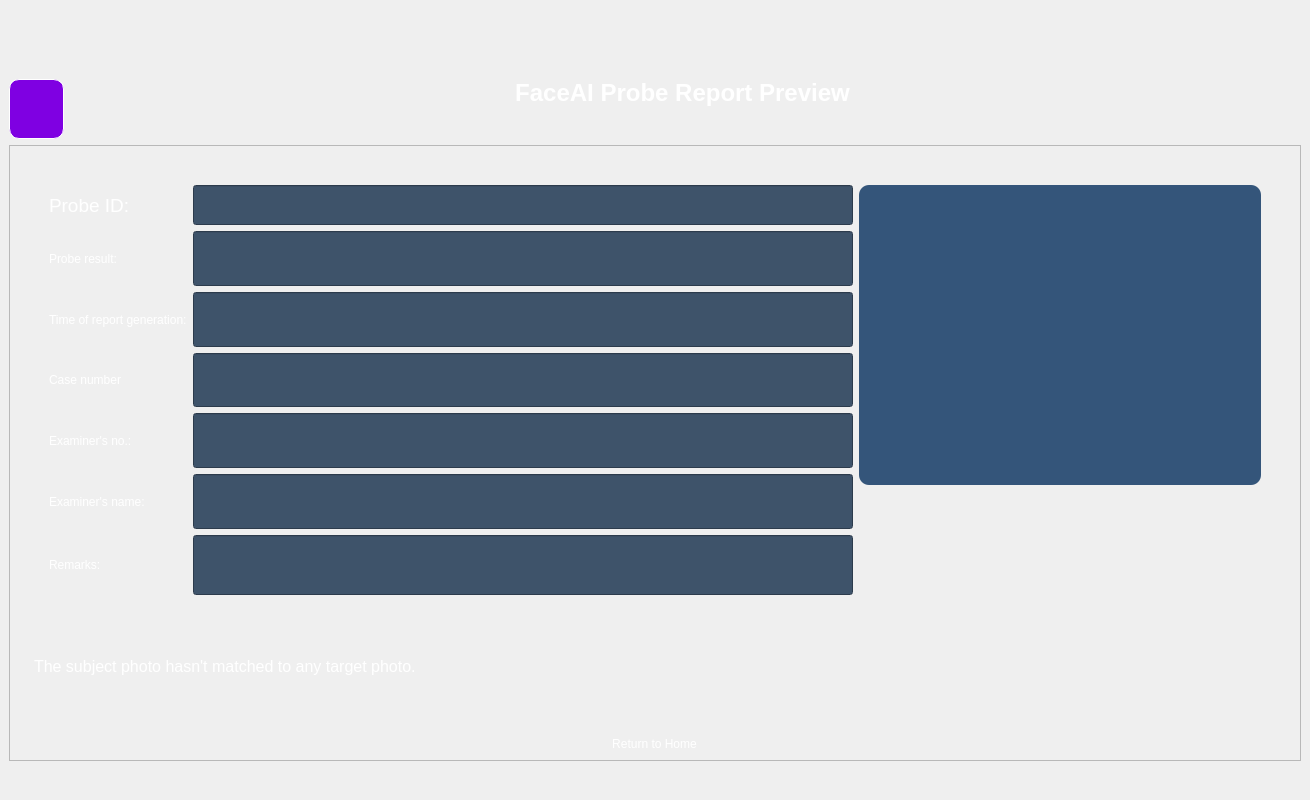
Above: UI_Designs/Page_5_Not_Matched.ui from faizan-185/FaceAI before the change. Below: the same form after it.
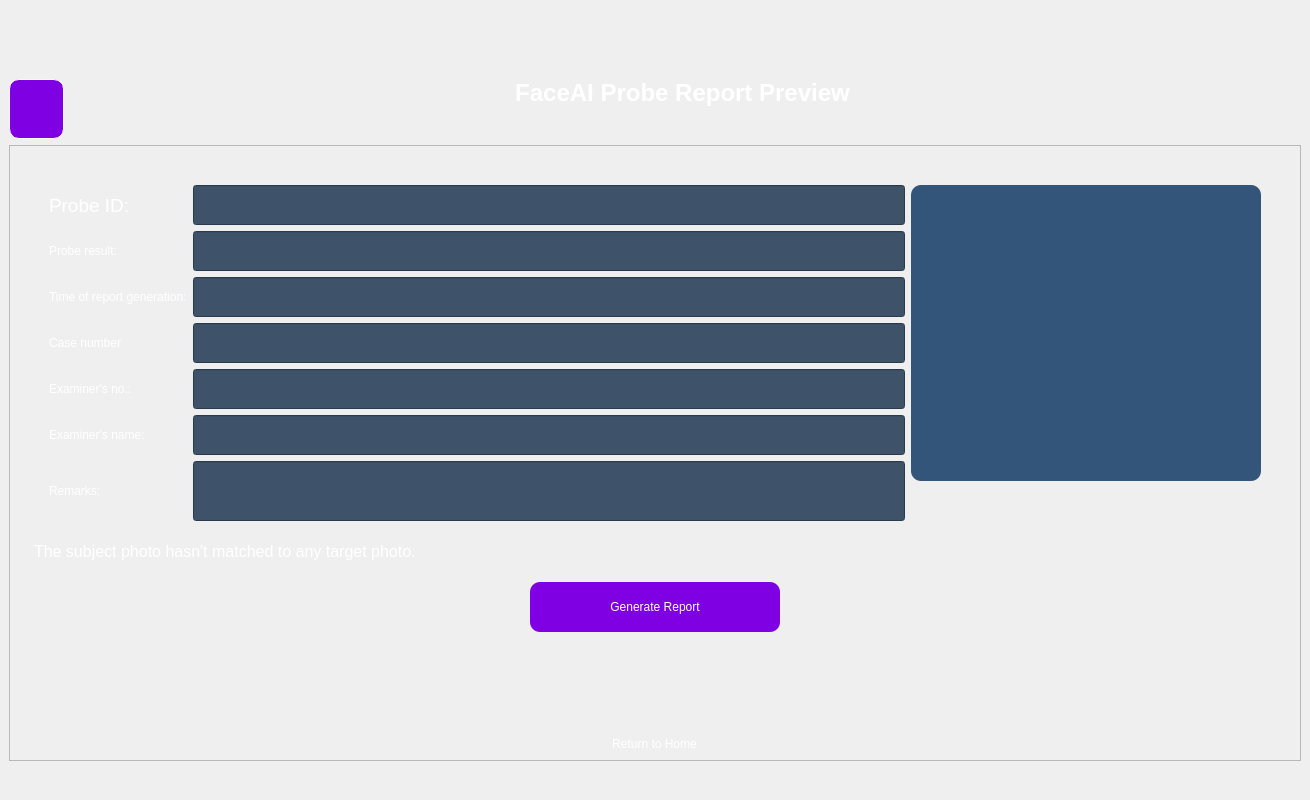
That is the form after the change. Icons and pictures are not drawn.

```diff
--- a/UI_Designs/Page_5_Not_Matched.ui
+++ b/UI_Designs/Page_5_Not_Matched.ui
@@ -161,6 +161,9 @@
         <property name="widgetResizable">
          <bool>true</bool>
         </property>
+        <property name="alignment">
+         <set>Qt::AlignCenter</set>
+        </property>
         <widget class="QWidget" name="scrollAreaWidgetContents">
          <property name="geometry">
           <rect>
@@ -248,8 +251,12 @@
                     <height>30</height>
                    </size>
                   </property>
+                  <property name="autoFillBackground">
+                   <bool>false</bool>
+                  </property>
                   <property name="styleSheet">
-                   <string notr="true">background-color: #3E536A;</string>
+                   <string notr="true">background-color: #3E536A;
+color: white;</string>
                   </property>
                  </widget>
                 </item>
@@ -284,7 +291,9 @@
                    </size>
                   </property>
                   <property name="styleSheet">
-                   <string notr="true">background-color: #3E536A;</string>
+                   <string notr="true">background-color: #3E536A;
+color: white;
+</string>
                   </property>
                  </widget>
                 </item>
@@ -319,7 +328,8 @@
                    </size>
                   </property>
                   <property name="styleSheet">
-                   <string notr="true">background-color: #3E536A;</string>
+                   <string notr="true">background-color: #3E536A;
+color: white;</string>
                   </property>
                  </widget>
                 </item>
@@ -354,7 +364,8 @@
                    </size>
                   </property>
                   <property name="styleSheet">
-                   <string notr="true">background-color: #3E536A;</string>
+                   <string notr="true">background-color: #3E536A;
+color: white;</string>
                   </property>
                  </widget>
                 </item>
@@ -389,7 +400,8 @@
                    </size>
                   </property>
                   <property name="styleSheet">
-                   <string notr="true">background-color: #3E536A;</string>
+                   <string notr="true">background-color: #3E536A;
+color: white;</string>
                   </property>
                  </widget>
                 </item>
@@ -424,7 +436,8 @@
                    </size>
                   </property>
                   <property name="styleSheet">
-                   <string notr="true">background-color: #3E536A;</string>
+                   <string notr="true">background-color: #3E536A;
+color: white;</string>
                   </property>
                  </widget>
                 </item>
@@ -459,7 +472,8 @@
                    </size>
                   </property>
                   <property name="styleSheet">
-                   <string notr="true">background-color: #3E536A;</string>
+                   <string notr="true">background-color: #3E536A;
+color: white;</string>
                   </property>
                  </widget>
                 </item>
@@ -469,6 +483,12 @@
                <layout class="QVBoxLayout" name="verticalLayout_3" stretch="2,0">
                 <item>
                  <widget class="QLabel" name="label_8">
+                  <property name="sizePolicy">
+                   <sizepolicy hsizetype="Fixed" vsizetype="Fixed">
+                    <horstretch>0</horstretch>
+                    <verstretch>0</verstretch>
+                   </sizepolicy>
+                  </property>
                   <property name="minimumSize">
                    <size>
                     <width>0</width>
@@ -477,8 +497,8 @@
                   </property>
                   <property name="maximumSize">
                    <size>
-                    <width>16777215</width>
-                    <height>300</height>
+                    <width>350</width>
+                    <height>350</height>
                    </size>
                   </property>
                   <property name="styleSheet">
@@ -545,6 +565,61 @@
             </item>
            </layout>
           </item>
+          <item alignment="Qt::AlignHCenter">
+           <widget class="QPushButton" name="pushButton_3">
+            <property name="sizePolicy">
+             <sizepolicy hsizetype="Expanding" vsizetype="Expanding">
+              <horstretch>0</horstretch>
+              <verstretch>0</verstretch>
+             </sizepolicy>
+            </property>
+            <property name="minimumSize">
+             <size>
+              <width>250</width>
+              <height>50</height>
+             </size>
+            </property>
+            <property name="maximumSize">
+             <size>
+              <width>250</width>
+              <height>50</height>
+             </size>
+            </property>
+            <property name="cursor">
+             <cursorShape>PointingHandCursor</cursorShape>
+            </property>
+            <property name="layoutDirection">
+             <enum>Qt::LeftToRight</enum>
+            </property>
+            <property name="autoFillBackground">
+             <bool>false</bool>
+            </property>
+            <property name="styleSheet">
+             <string notr="true">background-color: rgb(127, 0, 226);
+border-radius: 10px;
+color: white;
+background-image: url(:/newPrefix/geneate_report.png);
+background-size: cover;
+background-position: center;</string>
+            </property>
+            <property name="text">
+             <string>Generate Report</string>
+            </property>
+           </widget>
+          </item>
+          <item>
+           <spacer name="verticalSpacer_2">
+            <property name="orientation">
+             <enum>Qt::Vertical</enum>
+            </property>
+            <property name="sizeHint" stdset="0">
+             <size>
+              <width>20</width>
+              <height>40</height>
+             </size>
+            </property>
+           </spacer>
+          </item>
           <item alignment="Qt::AlignHCenter">
            <widget class="QPushButton" name="pushButton_2">
             <property name="cursor">
```
Left out of the diff: 4 changed lines with no effect on the pictures.
